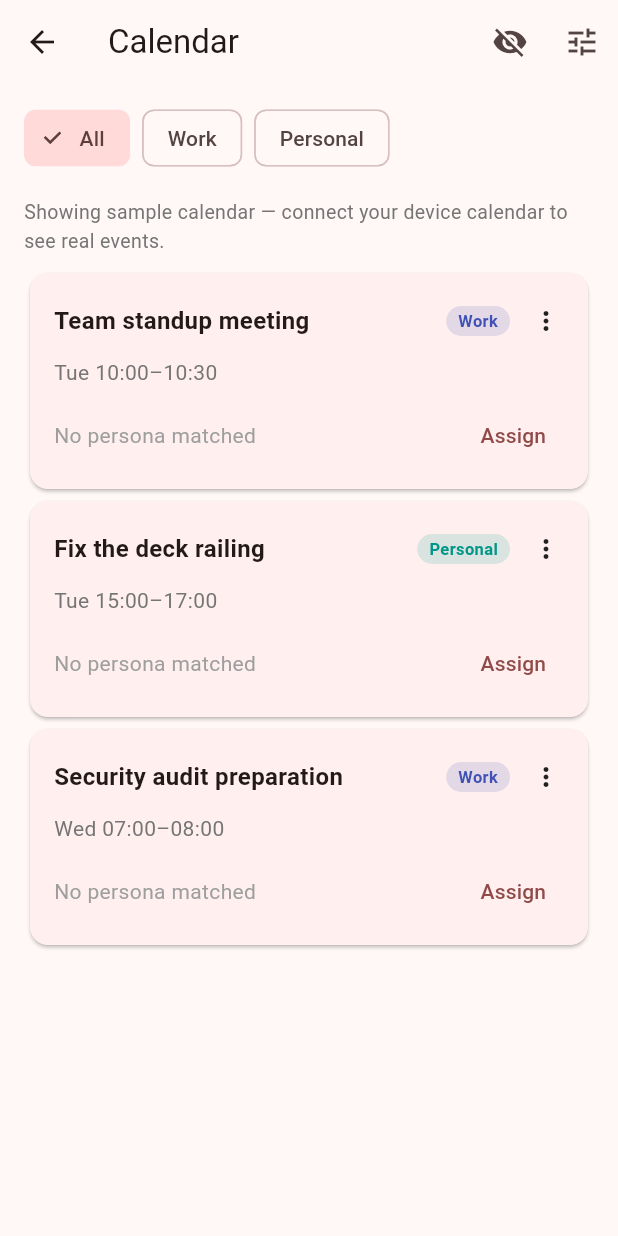
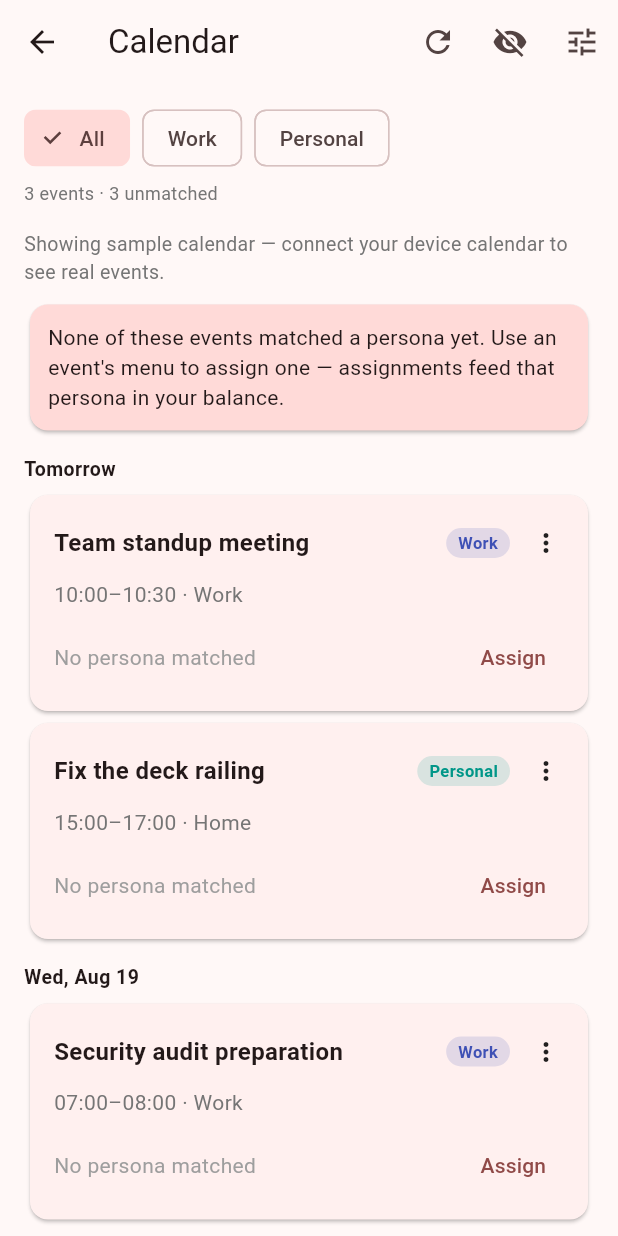
Before and after one commit to joey-carlson/multitudesv2, a Flutter app: the CalendarScreen screen opened directly with empty values, on a phone screen of 412 x 824 dp. Run offline on Flutter 3.47's test engine with Material 3 defaults, Android fonts, the phone set to English and light mode, and no system bars; our stand-ins replace drift, drift_flutter; accounts and stored records are empty; generated files the repository leaves out were written again.

Commit message:
feat(app): calendar view QoL — day grouping, refresh, summary, calendar name, all-day, empty guidance
- Group events under day headers (Today / Tomorrow / weekday)
- Refresh button in the app bar (reload calendar data on demand)
- Summary line: N events · assigned · unmatched · hidden
- Show the source calendar name on each event
- Render all-day events as 'All day' (no 00:00 times)
- Guidance card when nothing matched a persona, nudging manual assignment

UI-only; flutter analyze clean; 48 tests pass.

```diff
--- a/app/lib/ui/calendar_screen.dart
+++ b/app/lib/ui/calendar_screen.dart
@@ -151,6 +151,11 @@ class _CalendarScreenState extends State<CalendarScreen> {
         title: const Text('Calendar'),
         actions: [
           IconButton(
+            icon: const Icon(Icons.refresh),
+            tooltip: 'Refresh',
+            onPressed: _loading ? null : _load,
+          ),
+          IconButton(
             icon: Icon(_showHidden ? Icons.visibility : Icons.visibility_off),
             tooltip: _showHidden ? 'Hide hidden events' : 'Show hidden events',
             onPressed: () => setState(() => _showHidden = !_showHidden),
@@ -177,15 +182,25 @@ class _CalendarScreenState extends State<CalendarScreen> {
         ? CalendarKind.unset
         : (_kinds[e.calendarId] ?? CalendarKind.unset);
 
+    Persona? personaOf(CalendarEvent e) =>
+        effectivePersonaForEvent(e, widget.personas, _overrides);
+
     // Hide ignored calendars, apply the work/personal filter, and drop hidden
-    // events unless the user is reviewing them.
+    // events unless the user is reviewing them. Sorted by start time.
     final visible = _events.where((e) {
       final k = kindOf(e);
       if (k == CalendarKind.ignore) return false;
       if (!_showHidden && _hidden.contains(e.id)) return false;
       if (_filter == null) return true;
       return k == _filter;
-    }).toList();
+    }).toList()
+      ..sort((a, b) => a.start.compareTo(b.start));
+
+    // Summary counts over the visible set.
+    final assigned = visible.where((e) => _overrides.containsKey(e.id)).length;
+    final unmatched =
+        visible.where((e) => !_hidden.contains(e.id) && personaOf(e) == null).length;
+    final hiddenCount = _events.where((e) => _hidden.contains(e.id)).length;
 
     return Column(
       children: [
@@ -193,38 +208,108 @@ class _CalendarScreenState extends State<CalendarScreen> {
           filter: _filter,
           onChanged: (f) => setState(() => _filter = f),
         ),
+        if (visible.isNotEmpty)
+          Padding(
+            padding: const EdgeInsets.fromLTRB(16, 4, 16, 0),
+            child: Align(
+              alignment: Alignment.centerLeft,
+              child: Text(
+                [
+                  '${visible.length} event${visible.length == 1 ? '' : 's'}',
+                  if (assigned > 0) '$assigned assigned',
+                  if (unmatched > 0) '$unmatched unmatched',
+                  if (hiddenCount > 0) '$hiddenCount hidden',
+                ].join(' · '),
+                style: TextStyle(color: Colors.grey[600], fontSize: 12),
+              ),
+            ),
+          ),
         Expanded(
           child: visible.isEmpty
               ? const _Message('No matching events in the next 7 days.')
               : ListView(
                   padding: const EdgeInsets.all(16),
-                  children: [
-                    if (!widget.source.isLive)
-                      Padding(
+                  children: _eventList(visible, kindOf, personaOf, unmatched),
+                ),
+        ),
+      ],
+    );
+  }
+
+  /// Builds the scrollable list: source note, empty-match guidance, then events
+  /// grouped under day headers (Today / Tomorrow / weekday).
+  List<Widget> _eventList(
+    List<CalendarEvent> visible,
+    CalendarKind Function(CalendarEvent) kindOf,
+    Persona? Function(CalendarEvent) personaOf,
+    int unmatched,
+  ) {
+    final children = <Widget>[];
+
+    if (!widget.source.isLive) {
+      children.add(Padding(
         padding: const EdgeInsets.only(bottom: 8),
         child: Text(
           'Showing ${widget.source.label.toLowerCase()} — '
           'connect your device calendar to see real events.',
-                          style:
-                              TextStyle(color: Colors.grey[600], fontSize: 13),
+          style: TextStyle(color: Colors.grey[600], fontSize: 13),
+        ),
+      ));
+    }
+
+    // Guidance when nothing matched any persona.
+    if (unmatched == visible.length && !_showHidden) {
+      children.add(Card(
+        color: Theme.of(context).colorScheme.secondaryContainer,
+        child: const Padding(
+          padding: EdgeInsets.all(12),
+          child: Text(
+            "None of these events matched a persona yet. Use an event's menu to "
+            'assign one — assignments feed that persona in your balance.',
           ),
         ),
-                    for (final e in visible)
-                      _EventCard(
+      ));
+    }
+
+    String? currentDay;
+    for (final e in visible) {
+      final label = _dayLabel(e.start);
+      if (label != currentDay) {
+        currentDay = label;
+        children.add(Padding(
+          padding: const EdgeInsets.only(top: 12, bottom: 4),
+          child: Text(label,
+              style: const TextStyle(
+                  fontWeight: FontWeight.bold, fontSize: 13, letterSpacing: 0.3)),
+        ));
+      }
+      children.add(_EventCard(
         event: e,
         kind: kindOf(e),
         hidden: _hidden.contains(e.id),
-                        persona: effectivePersonaForEvent(
-                            e, widget.personas, _overrides),
+        persona: personaOf(e),
         isManual: _overrides.containsKey(e.id),
         onToggleHidden: (h) => _setHidden(e, h),
         onAssign: () => _openAssign(e),
-                      ),
-                  ],
-                ),
-        ),
-      ],
-    );
+      ));
+    }
+    return children;
+  }
+
+  /// "Today" / "Tomorrow" / "Wed, Jan 3" for a day header.
+  String _dayLabel(DateTime d) {
+    final now = DateTime.now();
+    final day = DateTime(d.year, d.month, d.day);
+    final today = DateTime(now.year, now.month, now.day);
+    final delta = day.difference(today).inDays;
+    if (delta == 0) return 'Today';
+    if (delta == 1) return 'Tomorrow';
+    const wd = ['Mon', 'Tue', 'Wed', 'Thu', 'Fri', 'Sat', 'Sun'];
+    const mo = [
+      'Jan', 'Feb', 'Mar', 'Apr', 'May', 'Jun',
+      'Jul', 'Aug', 'Sep', 'Oct', 'Nov', 'Dec'
+    ];
+    return '${wd[d.weekday - 1]}, ${mo[d.month - 1]} ${d.day}';
   }
 }
 
@@ -359,12 +444,15 @@ class _EventCard extends StatelessWidget {
     return hidden ? Opacity(opacity: 0.55, child: card) : card;
   }
 
+  // Day is shown in the section header, so this is just time (or "All day")
+  // plus the source calendar name.
   static String _when(CalendarEvent e) {
-    const days = ['Mon', 'Tue', 'Wed', 'Thu', 'Fri', 'Sat', 'Sun'];
     String two(int n) => n.toString().padLeft(2, '0');
-    final d = e.start;
-    return '${days[d.weekday - 1]} ${two(d.hour)}:${two(d.minute)}'
+    final time = e.allDay
+        ? 'All day'
+        : '${two(e.start.hour)}:${two(e.start.minute)}'
             '–${two(e.end.hour)}:${two(e.end.minute)}';
+    return e.calendarName == null ? time : '$time · ${e.calendarName}';
   }
 }
 
```
Lines whose indentation alone changed are shown as unchanged.
